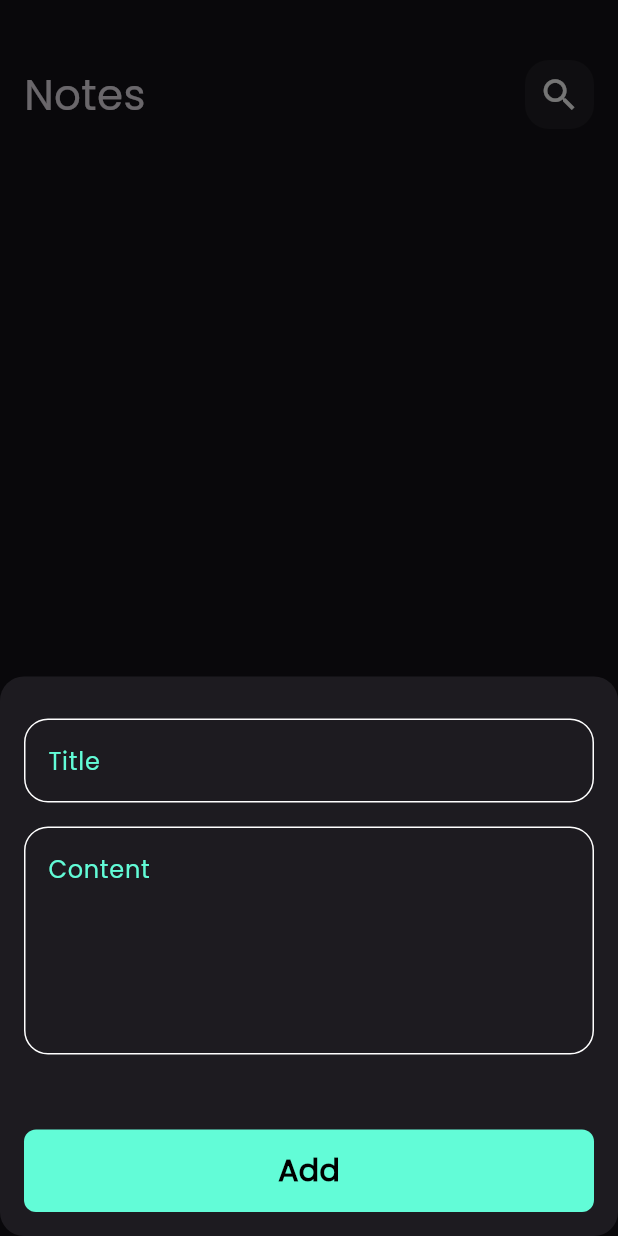
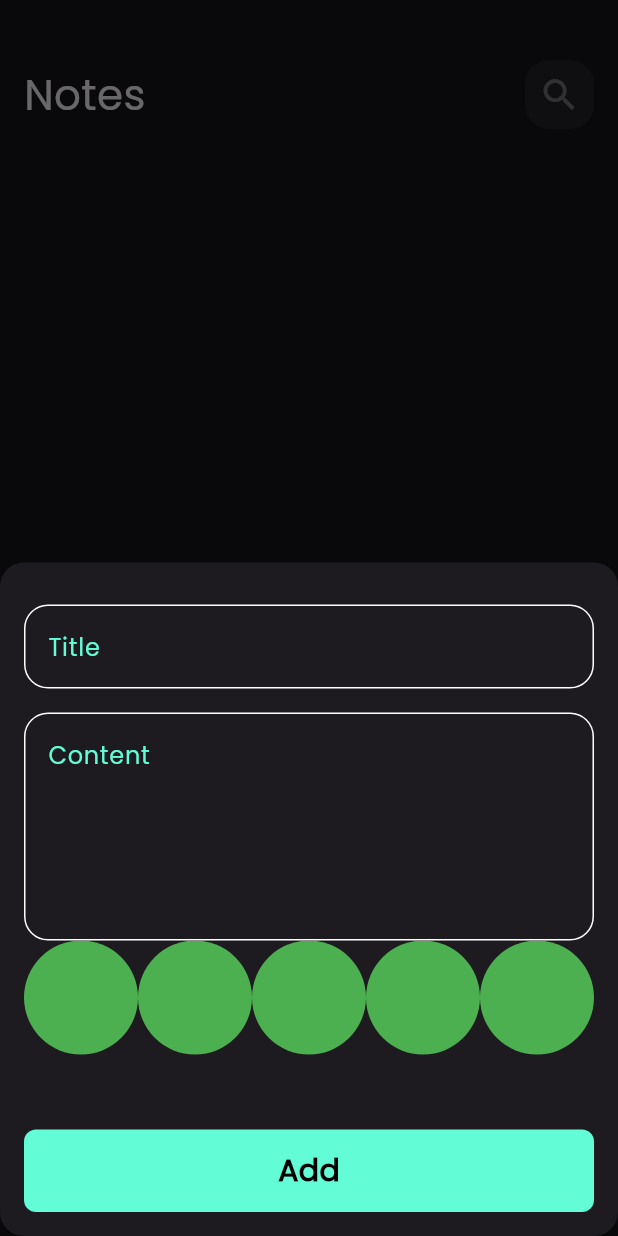
Before and after one commit to MAWA100/notes_app, a Flutter app: the screen it shows after launch, after a tap on the "add" icon, on a phone screen of 412 x 824 dp. Run offline on Flutter 3.47's test engine with Material 3 defaults, Android fonts, the phone set to English and light mode, and no system bars; our stand-ins replace bloc, flutter_bloc, font_awesome_flutter, hive, hive_flutter; accounts and stored records are empty.

Commit message:
create list view color part one

```diff
--- /dev/null
+++ b/devtools_options.yaml
@@ -0,0 +1,3 @@
+description: This file stores settings for Dart & Flutter DevTools.
+documentation: https://docs.flutter.dev/tools/devtools/extensions#configure-extension-enablement-states
+extensions:
--- a/lib/cubits/notes_cubit/notes_cubit.dart
+++ b/lib/cubits/notes_cubit/notes_cubit.dart
@@ -13,6 +13,7 @@ class NotesCubit extends Cubit<NotesState> {
 
       var notesBox=Hive.box<NoteModel>(kNotesBox);
      notes =notesBox.values.toList();
+     emit(NotesSucess());
 
   }
 }
--- a/lib/cubits/notes_cubit/notes_state.dart
+++ b/lib/cubits/notes_cubit/notes_state.dart
@@ -4,3 +4,4 @@ part of 'notes_cubit.dart';
 sealed class NotesState {}
 
 final class NotesInitial extends NotesState {}
+final class NotesSucess extends NotesState {}
--- a/lib/main.dart
+++ b/lib/main.dart
@@ -2,29 +2,33 @@ import 'package:flutter/material.dart';
 import 'package:flutter_bloc/flutter_bloc.dart';
 import 'package:hive_flutter/adapters.dart';
 import 'package:note_app/constants.dart';
+import 'package:note_app/cubits/notes_cubit/notes_cubit.dart';
 import 'package:note_app/models/note_model.dart';
 import 'package:note_app/simple_block_observe.dart';
 import 'package:note_app/views/notes_view.dart';
 
-void main() async{
+void main() async {
   await Hive.initFlutter();
   Hive.registerAdapter(NoteModelAdapter());
   await Hive.openBox<NoteModel>(kNotesBox);
 
-  Bloc.observer=SimpleBlocObserve();
+  Bloc.observer = SimpleBlocObserve();
 
   runApp(const NotesApp());
 }
+
 class NotesApp extends StatelessWidget {
   const NotesApp({super.key});
 
   @override
   Widget build(BuildContext context) {
-    return  MaterialApp(
-      debugShowCheckedModeBanner: false,
-      theme: ThemeData(brightness:Brightness.dark,
-      fontFamily: 'Poppins'),
-      home: NotesView(),
+    return BlocProvider(
+      create: (context) => NotesCubit(),
+      child: MaterialApp(
+        debugShowCheckedModeBanner: false,
+        theme: ThemeData(brightness: Brightness.dark, fontFamily: 'Poppins'),
+        home: NotesView(),
+      ),
     );
   }
 }
--- a/lib/models/note_model.dart
+++ b/lib/models/note_model.dart
@@ -4,13 +4,13 @@ part 'note_model.g.dart';
 @HiveType(typeId: 0)
 class NoteModel extends HiveObject{
   @HiveField(0)
-  final String title;
+   String title;
   @HiveField(1)
-  final String subTitle;
+   String subTitle;
   @HiveField(2)
   final String date;
   @HiveField(3)
-  final int color;
+   int color;
 
   NoteModel(
       {required this.title,
--- a/lib/views/notes_view.dart
+++ b/lib/views/notes_view.dart
@@ -9,9 +9,7 @@ class NotesView extends StatelessWidget {
 
   @override
   Widget build(BuildContext context) {
-    return BlocProvider(
-      create: (context) => NotesCubit(),
-      child: Scaffold(
+    return Scaffold(
         floatingActionButton: FloatingActionButton(
           onPressed: () {
             showModalBottomSheet(
@@ -26,7 +24,6 @@ class NotesView extends StatelessWidget {
           shape: CircleBorder(),
           child: const Icon(Icons.add),
         ),
-          body: const NotesViewBody()),
-    );
+        body: const NotesViewBody());
   }
 }
--- a/lib/widgets/add_modal_bottom_sheet.dart
+++ b/lib/widgets/add_modal_bottom_sheet.dart
@@ -1,6 +1,7 @@
 import 'package:flutter/material.dart';
 import 'package:flutter_bloc/flutter_bloc.dart';
 import 'package:note_app/cubits/add_note/add_note_cubit.dart';
+import 'package:note_app/cubits/notes_cubit/notes_cubit.dart';
 import 'package:note_app/widgets/add_note_form.dart';
 
 class AddModalBottomSheet extends StatelessWidget {
@@ -15,6 +16,7 @@ class AddModalBottomSheet extends StatelessWidget {
           if (state is AddNoteFailure) {
             print('failured ${state.errMessege}');
           } else if (state is AddNoteSuccess) {
+            BlocProvider.of<NotesCubit>(context).featchAllNotes();
             Navigator.pop(context);
           }
         },
--- a/lib/widgets/add_note_form.dart
+++ b/lib/widgets/add_note_form.dart
@@ -5,6 +5,7 @@ import 'package:note_app/cubits/add_note/add_note_cubit.dart';
 import 'package:note_app/models/note_model.dart';
 import 'package:note_app/widgets/custom_button.dart';
 import 'package:note_app/widgets/custom_text_field.dart';
+import 'package:note_app/widgets/list_view_colors.dart';
 
 class AddNoteForm extends StatefulWidget {
   const AddNoteForm({
@@ -37,6 +38,7 @@ class _AddNoteFormState extends State<AddNoteForm> {
             maxLines: 5,
             onSaved: (value)=>subTitle=value,
           ),
+          ListViewColors(),
           SizedBox(height: 50,),
           BlocBuilder<AddNoteCubit, AddNoteState>(
             builder: (context, state) {
--- a/lib/widgets/custom_app_bar.dart
+++ b/lib/widgets/custom_app_bar.dart
@@ -2,9 +2,10 @@ import 'package:flutter/material.dart';
 import 'package:note_app/widgets/custom_search_icon.dart';
 
 class CustomAppBar extends StatelessWidget {
-  const CustomAppBar({super.key, required this.title, required this.icon});
+  const CustomAppBar({super.key, required this.title, required this.icon, this.onPressed});
   final String title;
   final IconData icon;
+  final void Function()? onPressed;
 
   @override
   Widget build(BuildContext context) {
@@ -12,7 +13,7 @@ class CustomAppBar extends StatelessWidget {
       children: [
         Text(title,style: TextStyle(fontSize: 28),),
         const Spacer(),
-        CustomSearchIcon(icon:icon)
+        CustomSearchIcon(icon:icon,onPressed: onPressed,)
 
       ],
     );
--- a/lib/widgets/custom_search_icon.dart
+++ b/lib/widgets/custom_search_icon.dart
@@ -1,8 +1,9 @@
 import 'package:flutter/material.dart';
 
 class CustomSearchIcon extends StatelessWidget {
-  const CustomSearchIcon({super.key, required this.icon});
+  const CustomSearchIcon({super.key, required this.icon, this.onPressed});
   final IconData icon;
+  final void Function()? onPressed;
 
   @override
   Widget build(BuildContext context) {
@@ -13,7 +14,9 @@ class CustomSearchIcon extends StatelessWidget {
         color: Colors.white.withOpacity(.05),
         borderRadius: BorderRadius.circular(16)
       ),
-      child: Center(child: Icon(icon,size: 28,)),
+      child: Center(child: IconButton(
+        onPressed:onPressed,
+        icon: Icon(icon,size: 28,))),
     );
   }
 }
--- a/lib/widgets/custom_text_field.dart
+++ b/lib/widgets/custom_text_field.dart
@@ -2,15 +2,16 @@ import 'package:flutter/material.dart';
 import 'package:note_app/constants.dart';
 
 class CustomTextField extends StatelessWidget {
-  const CustomTextField({super.key, required this.hint,  this.maxLines=1,this.onSaved});
+  const CustomTextField({super.key, required this.hint,  this.maxLines=1,this.onSaved, this.onChanged});
   final String hint;
   final int maxLines;
   final void Function(String?)? onSaved;
-
+final void Function(String)? onChanged;
 
   @override
   Widget build(BuildContext context) {
     return  TextFormField(
+      onChanged: onChanged,
       onSaved:onSaved ,
       validator: (value) {
         if(value?.isEmpty??true){
--- /dev/null
+++ b/lib/widgets/list_view_colors.dart
@@ -0,0 +1,32 @@
+import 'package:flutter/material.dart';
+
+class ItemColor extends StatelessWidget {
+  const ItemColor({super.key});
+
+  @override
+  Widget build(BuildContext context) {
+    return const CircleAvatar(
+      backgroundColor: Colors.green,
+      radius: 38,
+    );
+  }
+}
+
+
+class ListViewColors extends StatelessWidget {
+  const ListViewColors({super.key});
+
+  @override
+  Widget build(BuildContext context) {
+    return  SizedBox(
+      height: 38*2,
+      child: ListView.builder(
+        itemCount: 10,
+        scrollDirection: Axis.horizontal,
+        itemBuilder: (context,index){
+
+        return ItemColor();
+      }),
+    );
+  }
+}
```
Also changed, not shown: lib/views/edit_notes_view.dart (+5 -3 lines), lib/widgets/edit_view_body.dart (+33 -9 lines), lib/widgets/note_item.dart (+8 -2 lines). Lines whose indentation alone changed are shown as unchanged.
